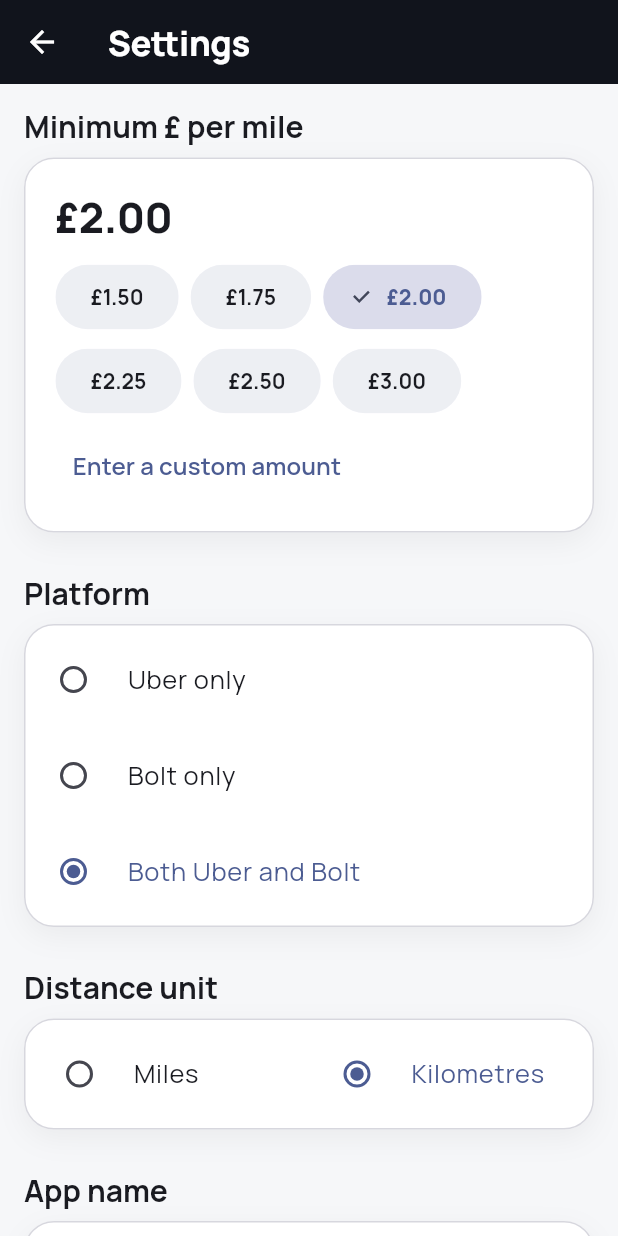
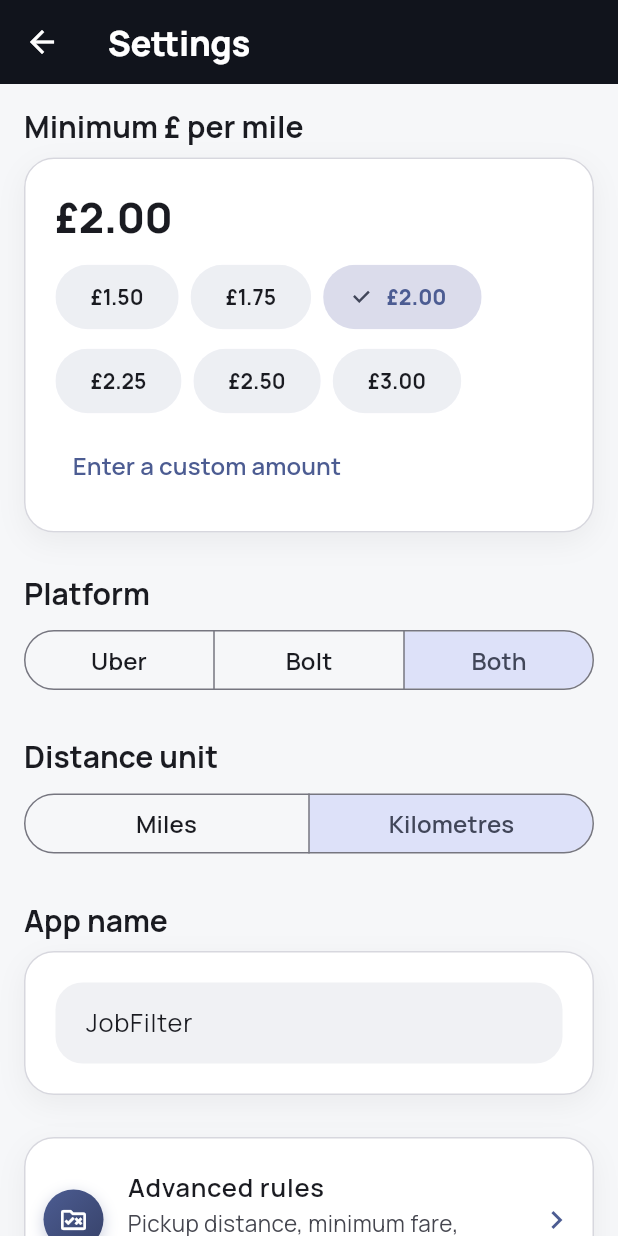
Before and after one commit to muj3009/myProjects, a Flutter app: the SettingsScreen screen opened directly, after a tap on "Kilometres", on a phone screen of 412 x 824 dp. Run offline on Flutter 3.47's test engine with Material 3 defaults, Android fonts, the phone set to English and light mode, and no system bars; our stand-ins replace equatable, fl_chart, flutter_riverpod, sqflite; missing offline and left inert: google_mlkit_text_recognition; accounts and stored records are empty.

Commit message:
Extend the Rules-screen IA fixes to Jobs and Settings
Same principle as the Rules restructure: fix the actual layout problem,
not just the color. Extracts the Rules screen's dark summary card into a
shared SummaryCard widget and reuses it on Jobs History (jobs recorded /
accepted / rejected / earned at a glance, shown only against the unfiltered
list so it never contradicts the active filter). Jobs' filter chip row now
scrolls horizontally in one line instead of wrapping to two. Settings'
three-option Platform and two-option Distance-unit pickers move from
stacked RadioListTiles to SegmentedButtons, cutting their vertical
footprint roughly in third and matching the picker style already used on
the Statistics screen.

Co-Authored-By: Claude Sonnet 5 <noreply@anthropic.com>

```diff
--- a/lib/presentation/screens/rules/rules_screen.dart
+++ b/lib/presentation/screens/rules/rules_screen.dart
@@ -2,12 +2,12 @@ import 'package:flutter/material.dart';
 import 'package:flutter_riverpod/flutter_riverpod.dart';
 
 import '../../../application/state/settings_controller.dart';
-import '../../../core/theme/app_theme.dart';
 import '../../../domain/entities/rule_config.dart';
 import '../../../domain/enums/distance_unit.dart';
 import '../../../domain/enums/platform_type.dart';
 import '../../widgets/section_card.dart';
 import '../../widgets/section_header.dart';
+import '../../widgets/summary_card.dart';
 import 'widgets/postcode_blocklist_tile.dart';
 import 'widgets/threshold_rule_tile.dart';
 
@@ -242,7 +242,6 @@ class _RulesSummaryCard extends StatelessWidget {
 
   @override
   Widget build(BuildContext context) {
-    final theme = Theme.of(context);
     final active = <String>[
       if (rules.minimumPoundsPerMile.enabled)
         '£${rules.minimumPoundsPerMile.value.toStringAsFixed(2)}/mile min',
@@ -261,55 +260,13 @@ class _RulesSummaryCard extends StatelessWidget {
         'Counter-offer at ${rules.counterOfferBandPercent.value.toStringAsFixed(0)}%',
     ];
 
-    return Container(
-      decoration: BoxDecoration(
-        color: AppTheme.ink,
-        borderRadius: BorderRadius.circular(20),
-      ),
-      padding: const EdgeInsets.all(18),
-      child: Column(
-        crossAxisAlignment: CrossAxisAlignment.start,
-        children: [
-          Row(
-            children: [
-              const Icon(Icons.fact_check_outlined, color: Colors.white, size: 20),
-              const SizedBox(width: 8),
-              Text(
-                active.isEmpty ? 'No filters active' : '${active.length} rule${active.length == 1 ? '' : 's'} active',
-                style: theme.textTheme.titleMedium
-                    ?.copyWith(fontWeight: FontWeight.w800, color: Colors.white),
-              ),
-            ],
-          ),
-          if (active.isEmpty) ...[
-            const SizedBox(height: 6),
-            Text(
-              'Every job passes straight through unless you turn a rule on below.',
-              style: theme.textTheme.bodyMedium?.copyWith(color: Colors.white70),
-            ),
-          ] else ...[
-            const SizedBox(height: 12),
-            Wrap(
-              spacing: 8,
-              runSpacing: 8,
-              children: [
-                for (final label in active)
-                  Container(
-                    padding: const EdgeInsets.symmetric(horizontal: 10, vertical: 6),
-                    decoration: BoxDecoration(
-                      color: Colors.white.withValues(alpha: 0.12),
-                      borderRadius: BorderRadius.circular(20),
-                    ),
-                    child: Text(
-                      label,
-                      style: const TextStyle(color: Colors.white, fontWeight: FontWeight.w700, fontSize: 13),
-                    ),
-                  ),
-              ],
-            ),
-          ],
-        ],
-      ),
+    return SummaryCard(
+      icon: Icons.fact_check_outlined,
+      headline: active.isEmpty ? 'No filters active' : '${active.length} rule${active.length == 1 ? '' : 's'} active',
+      emptyMessage: active.isEmpty
+          ? 'Every job passes straight through unless you turn a rule on below.'
+          : null,
+      chips: active,
     );
   }
 }
--- a/lib/presentation/screens/settings/settings_screen.dart
+++ b/lib/presentation/screens/settings/settings_screen.dart
@@ -75,76 +75,35 @@ class SettingsScreen extends ConsumerWidget {
           const SizedBox(height: 28),
           Text('Platform', style: Theme.of(context).textTheme.titleLarge),
           const SizedBox(height: 8),
-          SectionCard(
-            padding: const EdgeInsets.symmetric(vertical: 4),
-            child: Column(
-              children: [
-                for (final selection in PlatformSelection.values)
-                  RadioListTile<PlatformSelection>(
-                    title: Text(switch (selection) {
-                      PlatformSelection.uber => 'Uber only',
-                      PlatformSelection.bolt => 'Bolt only',
-                      PlatformSelection.both => 'Both Uber and Bolt',
-                    }),
-                    value: selection,
-                    groupValue: settings.platformSelection,
-                    selected: settings.platformSelection == selection,
-                    selectedTileColor: Theme.of(context)
-                        .colorScheme
-                        .primary
-                        .withValues(alpha: 0.07),
-                    activeColor: Theme.of(context).colorScheme.primary,
-                    shape: RoundedRectangleBorder(
-                        borderRadius: BorderRadius.circular(16)),
-                    onChanged: (v) => controller
-                        .update((s) => s.copyWith(platformSelection: v)),
-                  ),
-              ],
-            ),
+          // A 3-way choice like this doesn't need three full-height list
+          // rows with radio dots — the segmented control the Statistics
+          // screen already uses for its range picker says the same thing
+          // (Uber / Bolt / Both are mutually exclusive) in a third of the
+          // vertical space, and the selected segment is unmistakable
+          // without a separate radio glyph.
+          SegmentedButton<PlatformSelection>(
+            showSelectedIcon: false,
+            segments: const [
+              ButtonSegment(value: PlatformSelection.uber, label: Text('Uber')),
+              ButtonSegment(value: PlatformSelection.bolt, label: Text('Bolt')),
+              ButtonSegment(value: PlatformSelection.both, label: Text('Both')),
+            ],
+            selected: {settings.platformSelection},
+            onSelectionChanged: (s) =>
+                controller.update((st) => st.copyWith(platformSelection: s.first)),
           ),
           const SizedBox(height: 28),
           Text('Distance unit', style: Theme.of(context).textTheme.titleLarge),
           const SizedBox(height: 8),
-          SectionCard(
-            padding: const EdgeInsets.symmetric(vertical: 4, horizontal: 4),
-            child: Row(
-              children: [
-                Expanded(
-                  child: RadioListTile<DistanceUnit>(
-                    title: const Text('Miles'),
-                    value: DistanceUnit.miles,
-                    groupValue: settings.distanceUnit,
-                    selected: settings.distanceUnit == DistanceUnit.miles,
-                    selectedTileColor: Theme.of(context)
-                        .colorScheme
-                        .primary
-                        .withValues(alpha: 0.07),
-                    activeColor: Theme.of(context).colorScheme.primary,
-                    shape: RoundedRectangleBorder(
-                        borderRadius: BorderRadius.circular(16)),
-                    onChanged: (v) =>
-                        controller.update((s) => s.copyWith(distanceUnit: v)),
-                  ),
-                ),
-                Expanded(
-                  child: RadioListTile<DistanceUnit>(
-                    title: const Text('Kilometres'),
-                    value: DistanceUnit.kilometres,
-                    groupValue: settings.distanceUnit,
-                    selected: settings.distanceUnit == DistanceUnit.kilometres,
-                    selectedTileColor: Theme.of(context)
-                        .colorScheme
-                        .primary
-                        .withValues(alpha: 0.07),
-                    activeColor: Theme.of(context).colorScheme.primary,
-                    shape: RoundedRectangleBorder(
-                        borderRadius: BorderRadius.circular(16)),
-                    onChanged: (v) =>
-                        controller.update((s) => s.copyWith(distanceUnit: v)),
-                  ),
-                ),
-              ],
-            ),
+          SegmentedButton<DistanceUnit>(
+            showSelectedIcon: false,
+            segments: const [
+              ButtonSegment(value: DistanceUnit.miles, label: Text('Miles')),
+              ButtonSegment(value: DistanceUnit.kilometres, label: Text('Kilometres')),
+            ],
+            selected: {settings.distanceUnit},
+            onSelectionChanged: (s) =>
+                controller.update((st) => st.copyWith(distanceUnit: s.first)),
           ),
           const SizedBox(height: 28),
           Text('App name', style: Theme.of(context).textTheme.titleLarge),
--- /dev/null
+++ b/lib/presentation/widgets/summary_card.dart
@@ -0,0 +1,79 @@
+import 'package:flutter/material.dart';
+
+import '../../core/theme/app_theme.dart';
+
+/// A dark "ink" card summarizing the current state of a screen in one
+/// glance — a headline plus a row of pill chips, or a plain empty message
+/// when there's nothing to summarize yet. Shared between the Rules screen
+/// ("is my setup actually what I think it is") and the Jobs screen ("how's
+/// my day going") rather than reimplemented per screen — the same "verify
+/// at a glance" job-to-be-done shows up on both.
+class SummaryCard extends StatelessWidget {
+  const SummaryCard({
+    super.key,
+    required this.icon,
+    required this.headline,
+    this.emptyMessage,
+    this.chips = const [],
+  });
+
+  final IconData icon;
+  final String headline;
+  final String? emptyMessage;
+  final List<String> chips;
+
+  @override
+  Widget build(BuildContext context) {
+    final theme = Theme.of(context);
+    return Container(
+      decoration: BoxDecoration(
+        color: AppTheme.ink,
+        borderRadius: BorderRadius.circular(20),
+      ),
+      padding: const EdgeInsets.all(18),
+      child: Column(
+        crossAxisAlignment: CrossAxisAlignment.start,
+        children: [
+          Row(
+            children: [
+              Icon(icon, color: Colors.white, size: 20),
+              const SizedBox(width: 8),
+              Expanded(
+                child: Text(
+                  headline,
+                  style: theme.textTheme.titleMedium
+                      ?.copyWith(fontWeight: FontWeight.w800, color: Colors.white),
+                ),
+              ),
+            ],
+          ),
+          if (chips.isEmpty && emptyMessage != null) ...[
+            const SizedBox(height: 6),
+            Text(emptyMessage!, style: theme.textTheme.bodyMedium?.copyWith(color: Colors.white70)),
+          ] else if (chips.isNotEmpty) ...[
+            const SizedBox(height: 12),
+            Wrap(
+              spacing: 8,
+              runSpacing: 8,
+              children: [
+                for (final label in chips)
+                  Container(
+                    padding: const EdgeInsets.symmetric(horizontal: 10, vertical: 6),
+                    decoration: BoxDecoration(
+                      color: Colors.white.withValues(alpha: 0.12),
+                      borderRadius: BorderRadius.circular(20),
+                    ),
+                    child: Text(
+                      label,
+                      style: const TextStyle(
+                          color: Colors.white, fontWeight: FontWeight.w700, fontSize: 13),
+                    ),
+                  ),
+              ],
+            ),
+          ],
+        ],
+      ),
+    );
+  }
+}
```
Also changed, not shown: lib/presentation/screens/jobs/job_history_screen.dart (+50 -5 lines).
